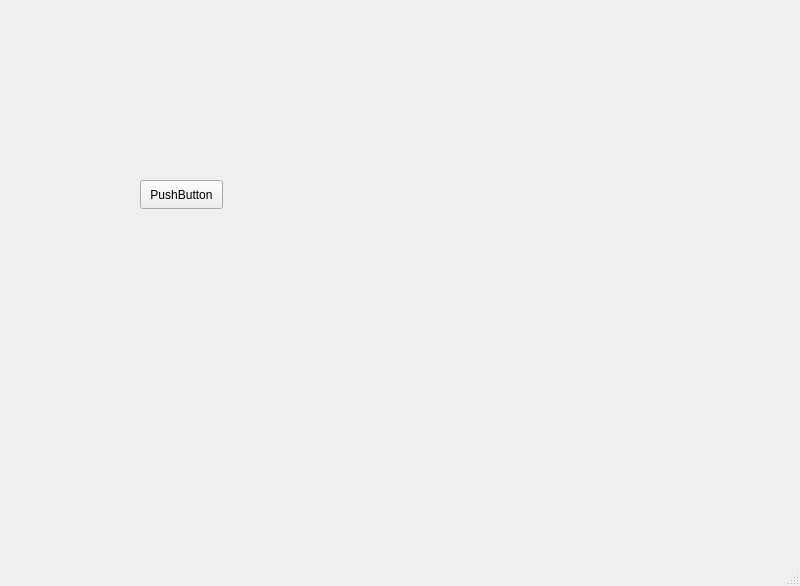
Old version of the form include/SEICO.ui in the repository ahmedbelal20/SEICO.
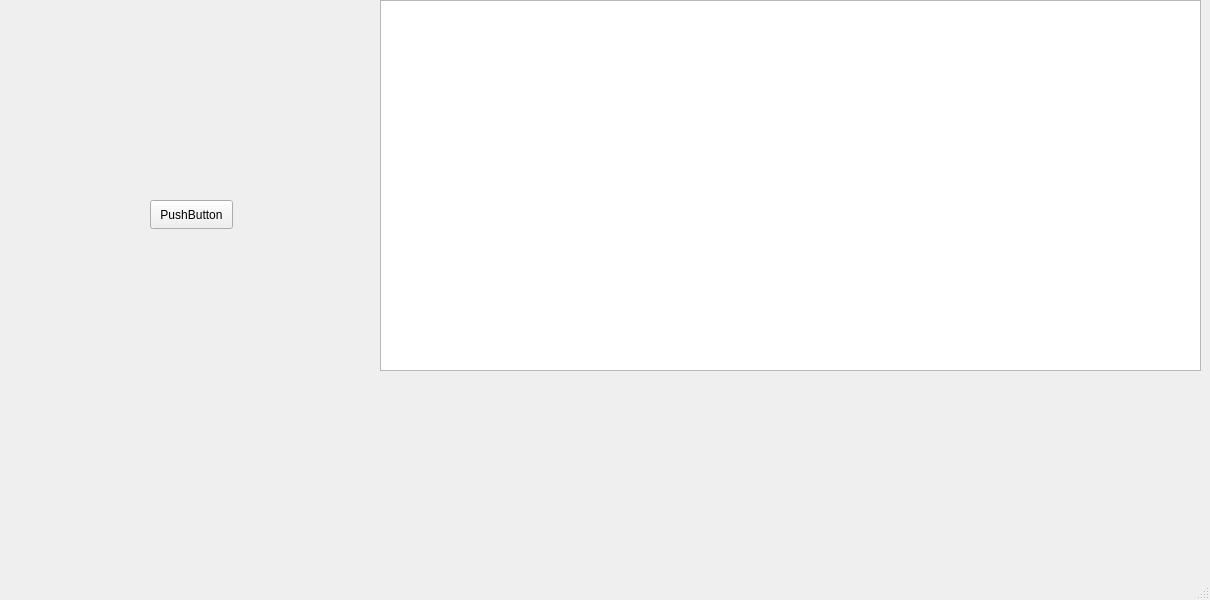
New version of the form. Custom widgets are drawn as their Qt base class.

What changed in the file:
```diff
--- a/include/SEICO.ui
+++ b/include/SEICO.ui
@@ -6,25 +6,56 @@
    <rect>
     <x>0</x>
     <y>0</y>
-    <width>800</width>
-    <height>586</height>
+    <width>1210</width>
+    <height>600</height>
    </rect>
   </property>
+  <property name="minimumSize">
+   <size>
+    <width>1000</width>
+    <height>500</height>
+   </size>
+  </property>
   <property name="windowTitle">
    <string>MainWindow</string>
   </property>
   <property name="autoFillBackground">
    <bool>false</bool>
   </property>
+  <property name="toolButtonStyle">
+   <enum>Qt::ToolButtonStyle::ToolButtonTextOnly</enum>
+  </property>
   <widget class="QWidget" name="centralwidget">
    <property name="autoFillBackground">
     <bool>false</bool>
    </property>
+   <widget class="Trace" name="trace">
+    <property name="geometry">
+     <rect>
+      <x>380</x>
+      <y>0</y>
+      <width>821</width>
+      <height>371</height>
+     </rect>
+    </property>
+    <property name="frameShadow">
+     <enum>QFrame::Shadow::Raised</enum>
+    </property>
+    <property name="sizeAdjustPolicy">
+     <enum>QAbstractScrollArea::SizeAdjustPolicy::AdjustIgnored</enum>
+    </property>
+    <property name="showGrid">
+     <bool>false</bool>
+    </property>
+    <property name="sortingEnabled">
+     <bool>true</bool>
+    </property>
+   </widget>
    <widget class="QPushButton" name="button1">
     <property name="geometry">
      <rect>
-      <x>140</x>
-      <y>180</y>
+      <x>150</x>
+      <y>200</y>
       <width>83</width>
       <height>29</height>
      </rect>
@@ -32,9 +63,6 @@
     <property name="text">
      <string>PushButton</string>
     </property>
-    <property name="default">
-     <bool>false</bool>
-    </property>
    </widget>
   </widget>
   <widget class="QMenuBar" name="menubar">
@@ -49,6 +77,13 @@
   </widget>
   <widget class="QStatusBar" name="statusbar"/>
  </widget>
+ <customwidgets>
+  <customwidget>
+   <class>Trace</class>
+   <extends>QTableView</extends>
+   <header>trace.h</header>
+  </customwidget>
+ </customwidgets>
  <resources/>
  <connections/>
 </ui>
```
Left out of the diff: 4 changed lines with no effect on the pictures.
